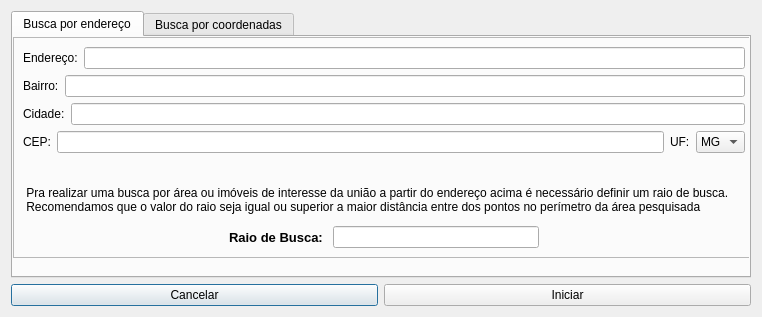
The window that queryDataBase/searchByPoint.ui (guilhermehrn/e-spu-consulte) describes before a commit, drawn with Qt 5.
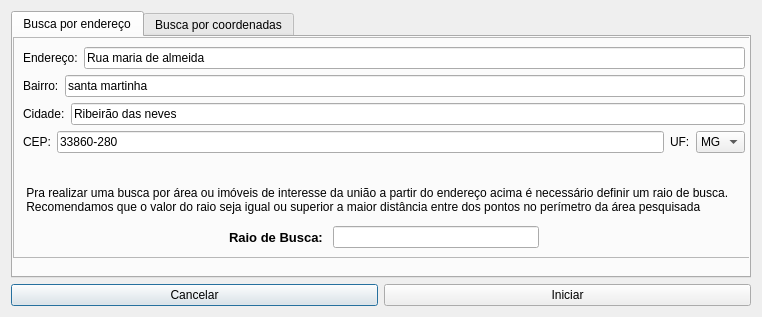
The same window after the commit. The open tabs and pages were chosen to show the change.

Diff of the .ui file:
```diff
--- a/queryDataBase/searchByPoint.ui
+++ b/queryDataBase/searchByPoint.ui
@@ -49,7 +49,11 @@
            </widget>
           </item>
           <item>
-           <widget class="QLineEdit" name="lineEdit"/>
+           <widget class="QLineEdit" name="address">
+            <property name="text">
+             <string>Rua maria de almeida</string>
+            </property>
+           </widget>
           </item>
          </layout>
         </item>
@@ -63,7 +67,11 @@
            </widget>
           </item>
           <item>
-           <widget class="QLineEdit" name="lineEdit_2"/>
+           <widget class="QLineEdit" name="neighborhood">
+            <property name="text">
+             <string>santa martinha</string>
+            </property>
+           </widget>
           </item>
          </layout>
         </item>
@@ -77,7 +85,11 @@
            </widget>
           </item>
           <item>
-           <widget class="QLineEdit" name="lineEdit_3"/>
+           <widget class="QLineEdit" name="city">
+            <property name="text">
+             <string>Ribeirão das neves</string>
+            </property>
+           </widget>
           </item>
          </layout>
         </item>
@@ -91,7 +103,11 @@
            </widget>
           </item>
           <item>
-           <widget class="QLineEdit" name="lineEdit_4"/>
+           <widget class="QLineEdit" name="postalCode">
+            <property name="text">
+             <string>33860-280</string>
+            </property>
+           </widget>
           </item>
           <item>
            <widget class="QLabel" name="label_4">
```
Left out of the diff: 8 changed lines with no effect on the pictures.
